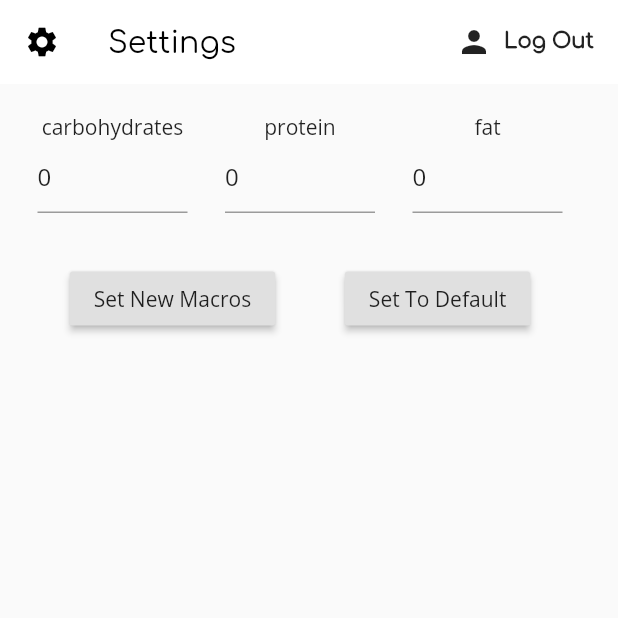
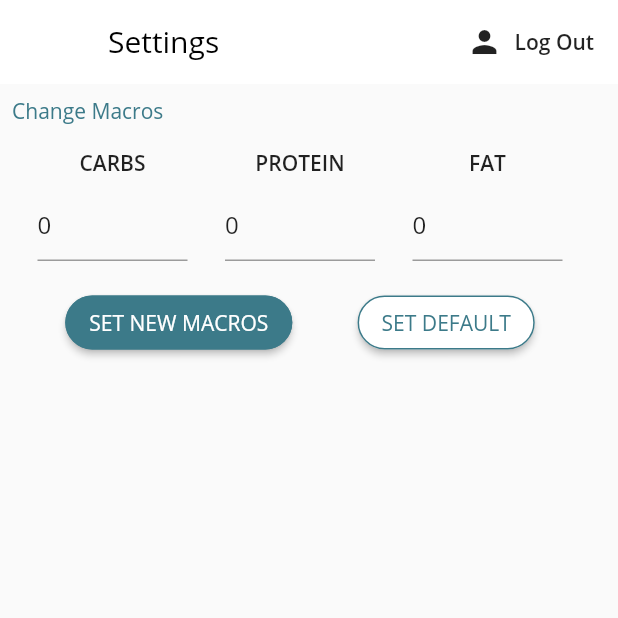
Before and after one commit to klee3/nutrin-macro-tracking-app, a Flutter app: the Settings screen opened directly, on a phone screen of 412 x 824 dp, the top half of it. Run offline on Flutter 3.47's test engine with Material 2 defaults, Android fonts, the phone set to English and light mode, and no system bars; our stand-ins replace cloud_firestore, firebase_auth, flutter_signin_button, flutter_spinkit, flutter_svg; accounts and stored records are empty.

Commit message:
made settings look nicer

```diff
--- a/nutrin/lib/screens/settings/settings.dart
+++ b/nutrin/lib/screens/settings/settings.dart
@@ -18,14 +18,10 @@ class Settings extends StatelessWidget {
 
     return Scaffold(
         appBar: AppBar(
-          leading: Icon(
-            Icons.settings,
-            color: Colors.black,
-          ),
           title: Text(
             "Settings",
             style: TextStyle(
-                fontSize: 20, color: Colors.black, fontFamily: "Comfortaa"),
+                fontSize: 20, color: Colors.black, fontFamily: "OpenSans"),
           ),
           backgroundColor: Colors.white,
           elevation: 0.0,
@@ -38,7 +34,7 @@ class Settings extends StatelessWidget {
                 label: Text(
                   'Log Out',
                   style: TextStyle(
-                      fontWeight: FontWeight.bold, fontFamily: "Comfortaa"),
+                      fontWeight: FontWeight.bold, fontFamily: "OpenSans"),
                 ))
           ],
         ),
@@ -49,7 +45,17 @@ class Settings extends StatelessWidget {
             width: 400,
             child: Column(
               children: <Widget>[
-                Text(user.uid),
+                Container(
+                  width: 400,
+                  child: Padding(
+                    padding: const EdgeInsets.all(8.0),
+                    child: Text(
+                      "Change Macros",
+                      textAlign: TextAlign.left,
+                      style: TextStyle(color: Theme.of(context).primaryColor),
+                    ),
+                  ),
+                ),
                 Row(
                   mainAxisAlignment: MainAxisAlignment.spaceEvenly,
                   children: <Widget>[
@@ -62,7 +68,16 @@ class Settings extends StatelessWidget {
                   mainAxisAlignment: MainAxisAlignment.spaceEvenly,
                   children: <Widget>[
                     RaisedButton(
-                        child: Text("Set New Macros"),
+                        color: Theme.of(context).primaryColor,
+                        shape: RoundedRectangleBorder(
+                            borderRadius: BorderRadius.circular(18.0),
+                            side: BorderSide(
+                                color: Theme.of(context).primaryColor)),
+                        child: Text(
+                          "SET NEW MACROS",
+                          style: TextStyle(
+                              fontFamily: 'OpenSans', color: Colors.white),
+                        ),
                         onPressed: () {
                           if (_formkey.currentState.validate()) {
                             Scaffold.of(context).showSnackBar(
@@ -73,7 +88,17 @@ class Settings extends StatelessWidget {
                           }
                         }),
                     RaisedButton(
-                        child: Text("Set To Default"),
+                        color: Colors.white,
+                        shape: RoundedRectangleBorder(
+                            borderRadius: BorderRadius.circular(18.0),
+                            side: BorderSide(
+                                color: Theme.of(context).primaryColor)),
+                        child: Text(
+                          "SET DEFAULT",
+                          style: TextStyle(
+                              fontFamily: 'OpenSans',
+                              color: Theme.of(context).primaryColor),
+                        ),
                         onPressed: () {
                           Scaffold.of(context).showSnackBar(
                             SnackBar(
@@ -95,7 +120,16 @@ class Settings extends StatelessWidget {
       width: 100,
       child: Column(
         children: <Widget>[
-          Text(name),
+          Padding(
+            padding: const EdgeInsets.all(8.0),
+            child: Text(
+              name.length > 7
+                  ? name.toUpperCase().substring(0, 4) + "S"
+                  : name.toUpperCase(),
+              style: TextStyle(
+                  fontFamily: "OpenSans", fontWeight: FontWeight.bold),
+            ),
+          ),
           TextFormField(
             initialValue: tracker.personalNutrients.containsKey(name)
                 ? tracker.personalNutrients[name].round().toString()
```
